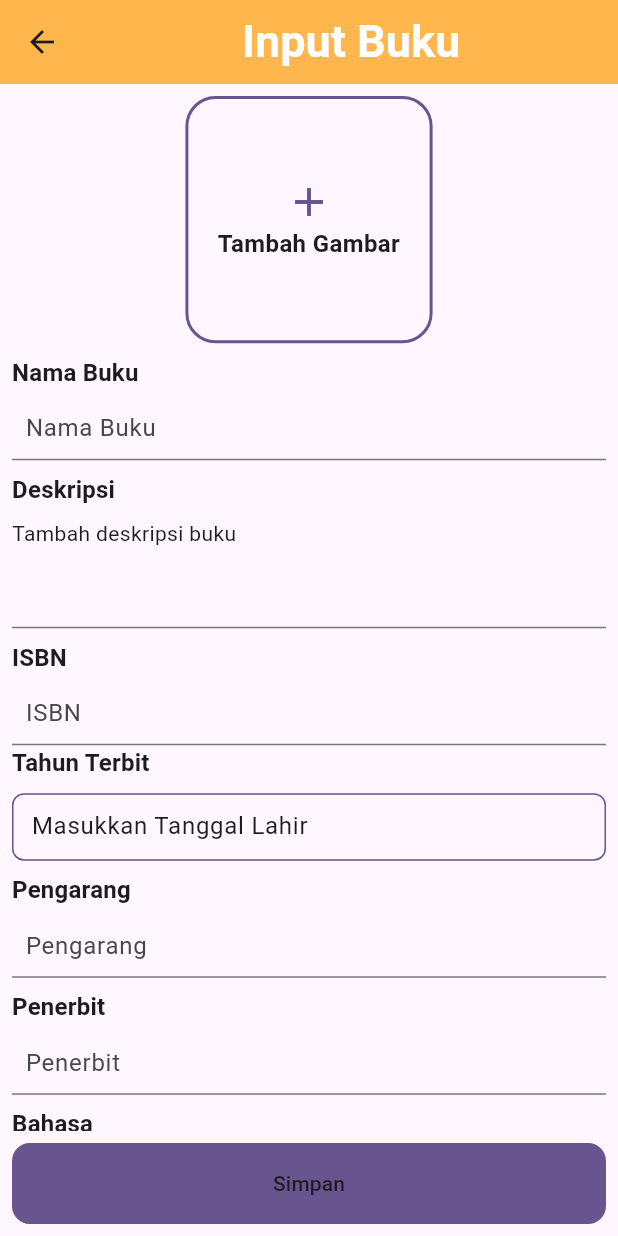
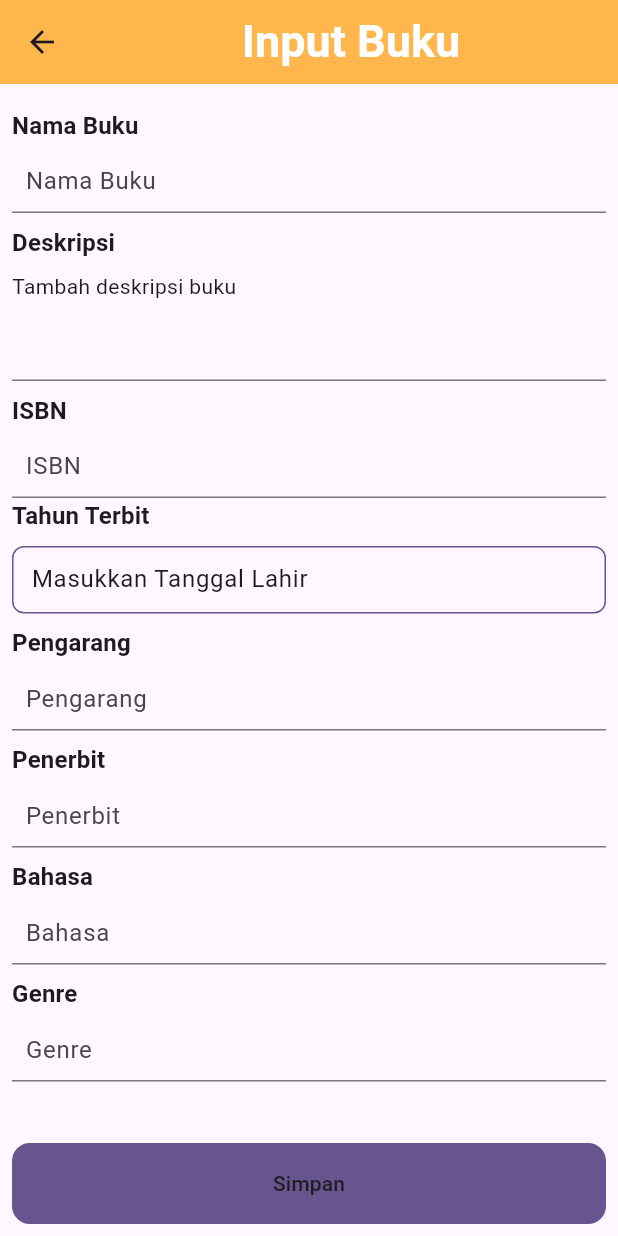
Before and after one commit to Liayuu/elibrary, a Flutter app: the InputBuku screen opened directly, on a phone screen of 412 x 824 dp. Run offline on Flutter 3.47's test engine with Material 3 defaults, Android fonts, the phone set to English and light mode, and no system bars; our stand-ins replace flutter_expandable_fab, get, image_picker; network calls fail.

Commit message:
Disable image for now

```diff
--- a/lib/view/form/input_buku.dart
+++ b/lib/view/form/input_buku.dart
@@ -55,84 +55,84 @@ class _InputBukuState extends State<InputBuku> {
                       crossAxisAlignment: CrossAxisAlignment.start,
                       mainAxisSize: MainAxisSize.max,
                       children: [
-                        SizedBox(
-                          height: Get.height * 0.2,
-                          child: Center(
-                            child: GestureDetector(
-                              onTap: () {
-                                Get.bottomSheet(ImagePickerSheet(
-                                  stats: (response) async {
-                                    _onPickImage(response).then((value) {
-                                      setState(() {
-                                        _bookCon.form.image = value;
-                                      });
-                                    });
-                                  },
-                                ));
-                              },
-                              child: AspectRatio(
-                                aspectRatio: 1,
-                                child: FormField(
-                                  validator: (value) {
-                                    return null;
-                                  },
-                                  builder: (field) => Container(
-                                    decoration: BoxDecoration(
-                                      borderRadius: BorderRadius.circular(20),
-                                      border: Border.all(
-                                        color: Get.theme.primaryColor,
-                                        width: 2,
-                                      ),
-                                    ),
-                                    child: ClipRRect(
-                                      borderRadius: const BorderRadius.all(Radius.circular(20)),
-                                      child: _bookCon.form.imageLink == null &&
-                                              _bookCon.form.image == null
-                                          ? Center(
-                                              child: Column(
-                                                crossAxisAlignment: CrossAxisAlignment.center,
-                                                mainAxisAlignment: MainAxisAlignment.center,
-                                                mainAxisSize: MainAxisSize.min,
-                                                children: [
-                                                  Icon(
-                                                    Icons.add,
-                                                    size: 32,
-                                                    color: Get.theme.colorScheme.primary,
-                                                  ),
-                                                  const Text(
-                                                    "Tambah Gambar",
-                                                    textAlign: TextAlign.center,
-                                                    style: TextStyle(
-                                                      fontSize: 16.0,
-                                                      fontWeight: FontWeight.bold,
-                                                    ),
-                                                  )
-                                                ],
-                                              ),
-                                            )
-                                          : _bookCon.form.image == null
-                                              ? Image.network(
-                                                  _bookCon.form.imageLink!,
-                                                  fit: BoxFit.cover,
-                                                  errorBuilder: (context, error, stackTrace) =>
-                                                      const Center(
-                                                    child: Icon(
-                                                      Icons.image_not_supported_sharp,
-                                                      size: 24,
-                                                    ),
-                                                  ),
-                                                )
-                                              : Image.file(
-                                                  File(_bookCon.form.image!.path),
-                                                  fit: BoxFit.cover,
-                                                ),
-                                    ),
-                                  ),
-                                ),
-                              ),
-                            ),
-                          ),
-                        ),
+                        // SizedBox(
+                        //   height: Get.height * 0.2,
+                        //   child: Center(
+                        //     child: GestureDetector(
+                        //       onTap: () {
+                        //         Get.bottomSheet(ImagePickerSheet(
+                        //           stats: (response) async {
+                        //             _onPickImage(response).then((value) {
+                        //               setState(() {
+                        //                 _bookCon.form.image = value;
+                        //               });
+                        //             });
+                        //           },
+                        //         ));
+                        //       },
+                        //       child: AspectRatio(
+                        //         aspectRatio: 1,
+                        //         child: FormField(
+                        //           validator: (value) {
+                        //             return null;
+                        //           },
+                        //           builder: (field) => Container(
+                        //             decoration: BoxDecoration(
+                        //               borderRadius: BorderRadius.circular(20),
+                        //               border: Border.all(
+                        //                 color: Get.theme.primaryColor,
+                        //                 width: 2,
+                        //               ),
+                        //             ),
+                        //             child: ClipRRect(
+                        //               borderRadius: const BorderRadius.all(Radius.circular(20)),
+                        //               child: _bookCon.form.imageLink == null &&
+                        //                       _bookCon.form.image == null
+                        //                   ? Center(
+                        //                       child: Column(
+                        //                         crossAxisAlignment: CrossAxisAlignment.center,
+                        //                         mainAxisAlignment: MainAxisAlignment.center,
+                        //                         mainAxisSize: MainAxisSize.min,
+                        //                         children: [
+                        //                           Icon(
+                        //                             Icons.add,
+                        //                             size: 32,
+                        //                             color: Get.theme.colorScheme.primary,
+                        //                           ),
+                        //                           const Text(
+                        //                             "Tambah Gambar",
+                        //                             textAlign: TextAlign.center,
+                        //                             style: TextStyle(
+                        //                               fontSize: 16.0,
+                        //                               fontWeight: FontWeight.bold,
+                        //                             ),
+                        //                           )
+                        //                         ],
+                        //                       ),
+                        //                     )
+                        //                   : _bookCon.form.image == null
+                        //                       ? Image.network(
+                        //                           _bookCon.form.imageLink!,
+                        //                           fit: BoxFit.cover,
+                        //                           errorBuilder: (context, error, stackTrace) =>
+                        //                               const Center(
+                        //                             child: Icon(
+                        //                               Icons.image_not_supported_sharp,
+                        //                               size: 24,
+                        //                             ),
+                        //                           ),
+                        //                         )
+                        //                       : Image.file(
+                        //                           File(_bookCon.form.image!.path),
+                        //                           fit: BoxFit.cover,
+                        //                         ),
+                        //             ),
+                        //           ),
+                        //         ),
+                        //       ),
+                        //     ),
+                        //   ),
+                        // ),
                         ProfileTextfield(
                           hintText: "Nama Buku",
                           initialValue: _bookCon.form.name,
```
Also changed, not shown: lib/controller/book_controller.dart (+12 -12 lines).
